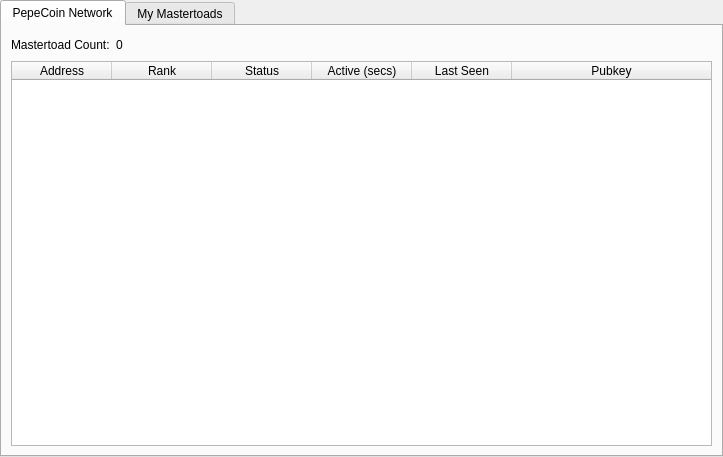
This is src/qt/forms/masternodemanager.ui in projectmemetic/pepecoin as Qt 5 draws it before an edit. The edited form follows.
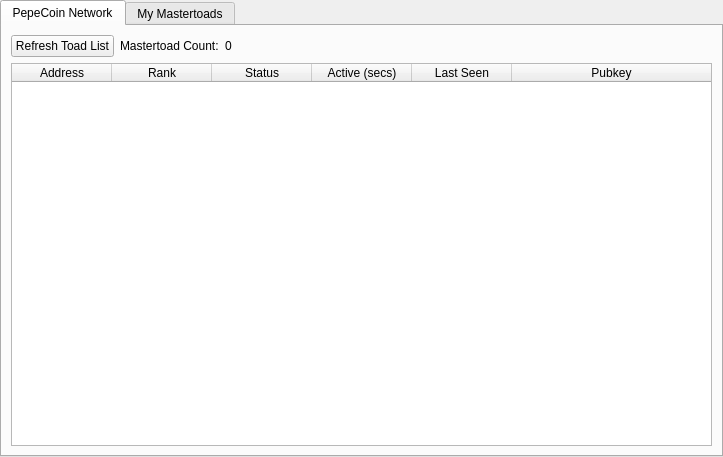
This is the edited form.

Commit message: add refresh buttons

```diff
--- a/src/qt/forms/masternodemanager.ui
+++ b/src/qt/forms/masternodemanager.ui
@@ -92,6 +92,13 @@
            <property name="bottomMargin">
             <number>0</number>
            </property>
+           <item>
+              <widget class="QPushButton" name="refreshToadsButton">
+               <property name="text">
+                <string>Refresh Toad List</string>
+               </property>
+              </widget>
+             </item>
            <item>
             <widget class="QLabel" name="label_2">
              <property name="text">
```
Left out of the diff: 7 changed lines with no effect on the pictures. The commit also changes 2 other files.
